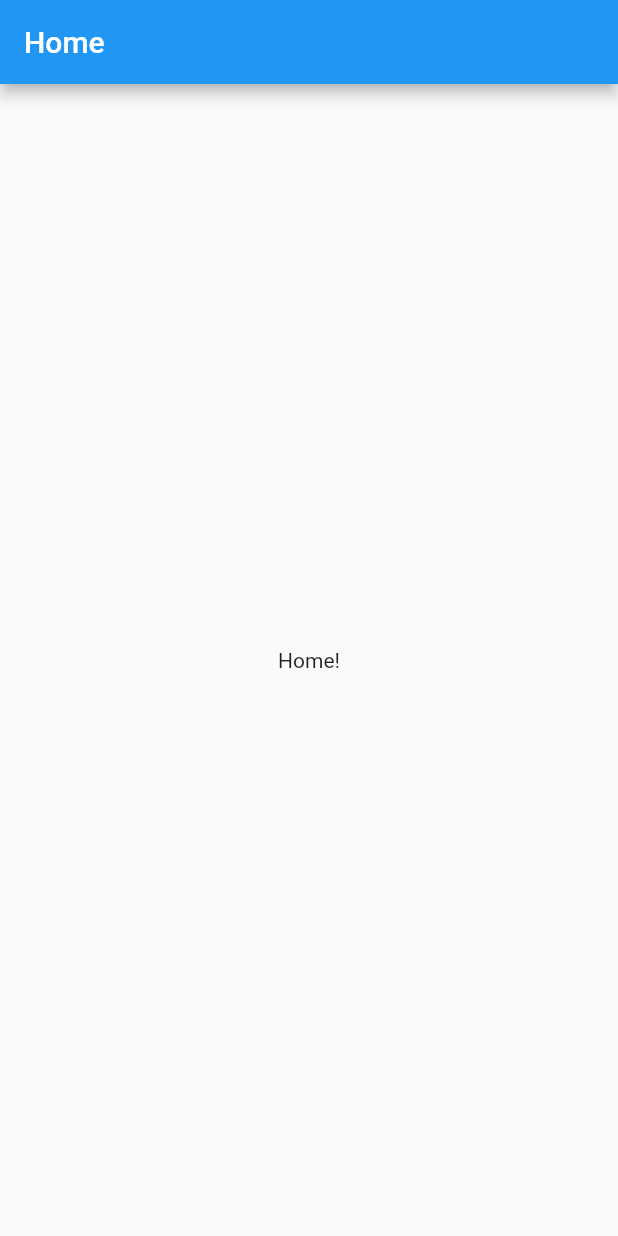
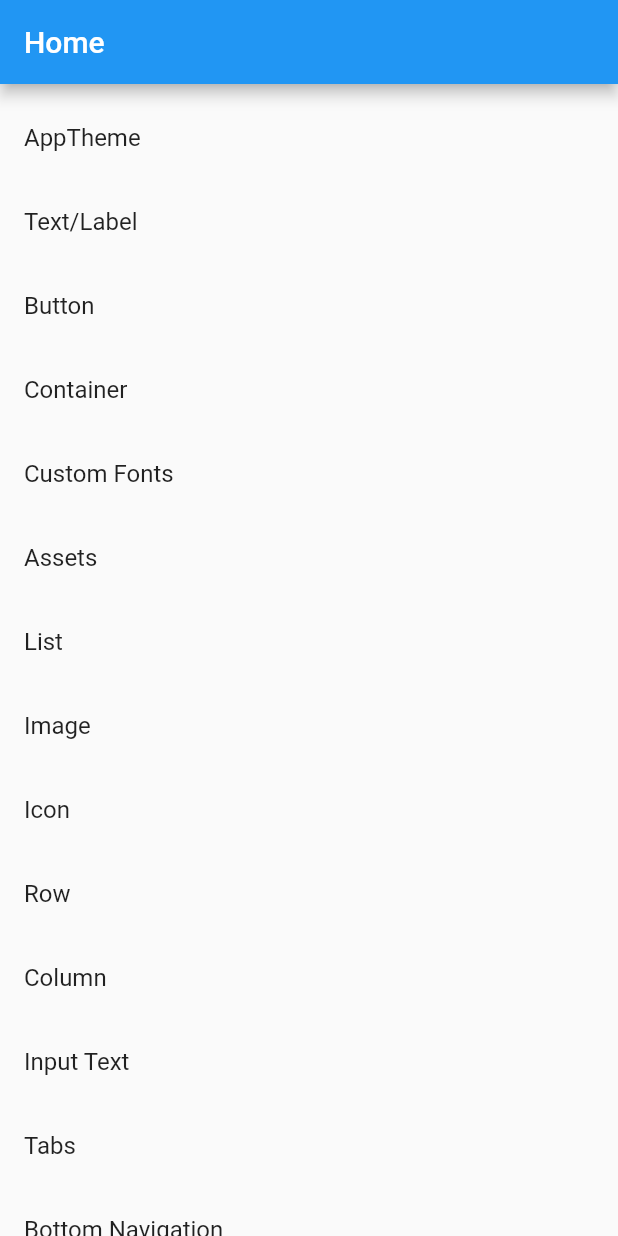
Before and after one commit to binaykumarrana/FlutterZeroToHero, a Flutter app: the screen it shows after launch, on a phone screen of 412 x 824 dp. Run offline on Flutter 3.47's test engine with Material 2 defaults, Android fonts, the phone set to English and light mode, and no system bars.

Commit message:
Add splash with home screen

```diff
--- a/lib/home.dart
+++ b/lib/home/home.dart
@@ -1,4 +1,5 @@
 import 'package:flutter/material.dart';
+import 'package:widgets/home/topic_page.dart';
 
 class HomeScreen extends StatelessWidget {
   @override
@@ -7,9 +8,7 @@ class HomeScreen extends StatelessWidget {
       appBar: AppBar(
         title: Text("Home"),
       ),
-      body: Center(
-        child: Text('Home!'),
-      ),
+      body: TopicPage(),
     );
   }
 }
--- /dev/null
+++ b/lib/home/topic.dart
@@ -0,0 +1,5 @@
+class Topic {
+  final String name;
+
+  const Topic({this.name});
+}
--- /dev/null
+++ b/lib/home/topic_list.dart
@@ -0,0 +1,21 @@
+import 'package:flutter/material.dart';
+import 'package:widgets/home/topic.dart';
+import 'package:widgets/home/topic_list_item.dart';
+
+class TopicList extends StatelessWidget {
+  final List<Topic> topic;
+
+  TopicList(this.topic);
+
+  @override
+  Widget build(BuildContext context) {
+    return ListView(
+      padding: EdgeInsets.symmetric(vertical: 8.0),
+      children: _buildTopicList(),
+    );
+  }
+
+  List<TopicListItem> _buildTopicList() {
+    return topic.map((topic) => TopicListItem(topic)).toList();
+  }
+}
--- /dev/null
+++ b/lib/home/topic_list_item.dart
@@ -0,0 +1,15 @@
+import 'package:flutter/material.dart';
+import 'package:widgets/home/topic.dart';
+
+class TopicListItem extends StatelessWidget {
+  final Topic topic;
+
+  TopicListItem(this.topic);
+
+  @override
+  Widget build(BuildContext context) {
+    return ListTile(
+      title: Text(topic.name),
+    );
+  }
+}
--- /dev/null
+++ b/lib/home/topic_page.dart
@@ -0,0 +1,35 @@
+import 'package:flutter/cupertino.dart';
+import 'package:flutter/material.dart';
+import 'package:widgets/home/topic.dart';
+import 'package:widgets/home/topic_list.dart';
+
+class TopicPage extends StatelessWidget {
+  _buildTopicList() {
+    return <Topic>[
+      const Topic(name: 'AppTheme'),
+      const Topic(name: 'Text/Label'),
+      const Topic(name: 'Button'),
+      const Topic(name: 'Container'),
+      const Topic(name: 'Custom Fonts'),
+      const Topic(name: 'Assets'),
+      const Topic(name: 'List'),
+      const Topic(name: 'Image'),
+      const Topic(name: 'Icon'),
+      const Topic(name: 'Row'),
+      const Topic(name: 'Column'),
+      const Topic(name: 'Input Text'),
+      const Topic(name: 'Tabs'),
+      const Topic(name: 'Bottom Navigation'),
+      const Topic(name: 'Toast/Snakbar'),
+      const Topic(name: 'Stateless Widgets'),
+      const Topic(name: 'Stateful Widgets'),
+      const Topic(name: 'Alert Dialog'),
+      const Topic(name: 'Navigation Drawer'),
+    ];
+  }
+
+  @override
+  Widget build(BuildContext context) {
+    return Scaffold(body: TopicList(_buildTopicList()));
+  }
+}
--- a/lib/splash_screen.dart
+++ b/lib/splash_screen.dart
@@ -1,6 +1,6 @@
 import 'package:flutter/material.dart';
 import 'dart:async';
-import 'package:widgets/home.dart';
+import 'package:widgets/home/home.dart';
 
 class SplashScreen extends StatefulWidget {
   @override
```
